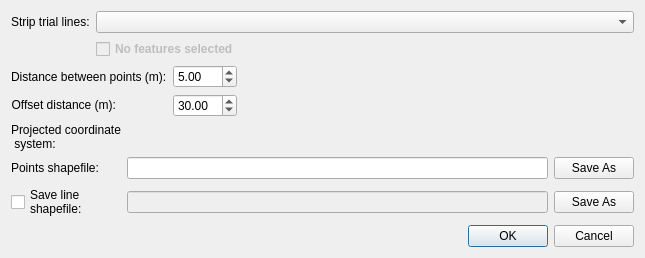
CSIRO-Precision-Agriculture/PAT_QGIS_Plugin, file pat/gui/stripTrialPoints_dialog_base.ui: the form before one commit.
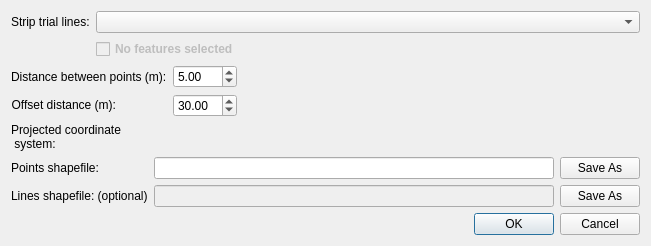
The form after the commit. Custom widgets are drawn as their Qt base class.

Patch:
```diff
--- a/pat/gui/stripTrialPoints_dialog_base.ui
+++ b/pat/gui/stripTrialPoints_dialog_base.ui
@@ -174,23 +174,6 @@
           </property>
          </widget>
         </item>
-        <item row="2" column="0">
-         <widget class="QCheckBox" name="chkSaveLinesFile">
-          <property name="sizePolicy">
-           <sizepolicy hsizetype="Fixed" vsizetype="MinimumExpanding">
-            <horstretch>0</horstretch>
-            <verstretch>0</verstretch>
-           </sizepolicy>
-          </property>
-          <property name="text">
-           <string>Save line 
-shapefile:</string>
-          </property>
-          <property name="tristate">
-           <bool>false</bool>
-          </property>
-         </widget>
-        </item>
         <item row="0" column="0">
          <widget class="QLabel" name="lblOutCRSTitle">
           <property name="sizePolicy">
@@ -231,7 +214,23 @@
          </widget>
         </item>
         <item row="0" column="1">
-         <widget class="QgsProjectionSelectionWidget" name="mCRSoutput"/>
+         <widget class="QgsProjectionSelectionWidget" name="mCRSoutput" native="true"/>
+        </item>
+        <item row="2" column="0">
+         <widget class="QLabel" name="lblSaveLinesFile">
+          <property name="sizePolicy">
+           <sizepolicy hsizetype="Fixed" vsizetype="Preferred">
+            <horstretch>0</horstretch>
+            <verstretch>0</verstretch>
+           </sizepolicy>
+          </property>
+          <property name="text">
+           <string>Lines shapefile: (optional)</string>
+          </property>
+          <property name="wordWrap">
+           <bool>true</bool>
+          </property>
+         </widget>
         </item>
        </layout>
       </item>
```
Left out of the diff: 2 changed lines with no effect on the pictures.
